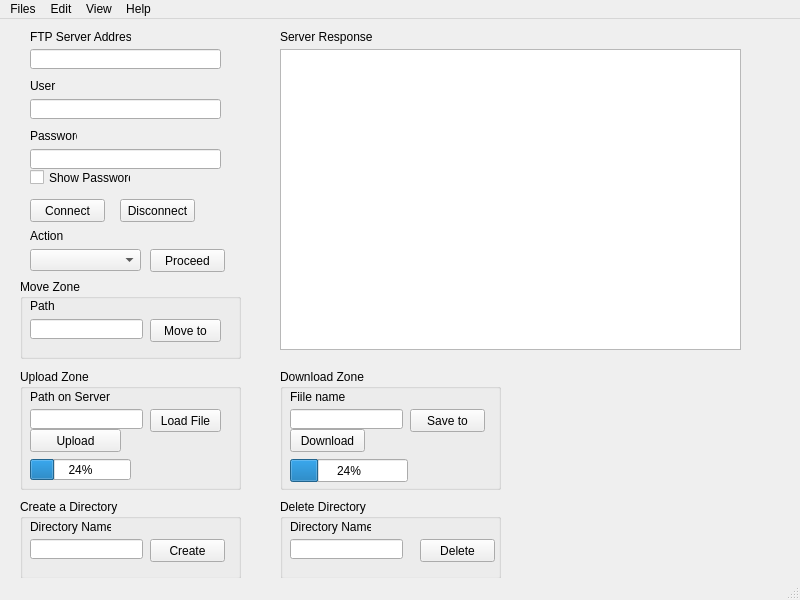
Old version of the form PyQt/mainwindow.ui in the repository 93will93/FTP_CLIENT_SERVER.
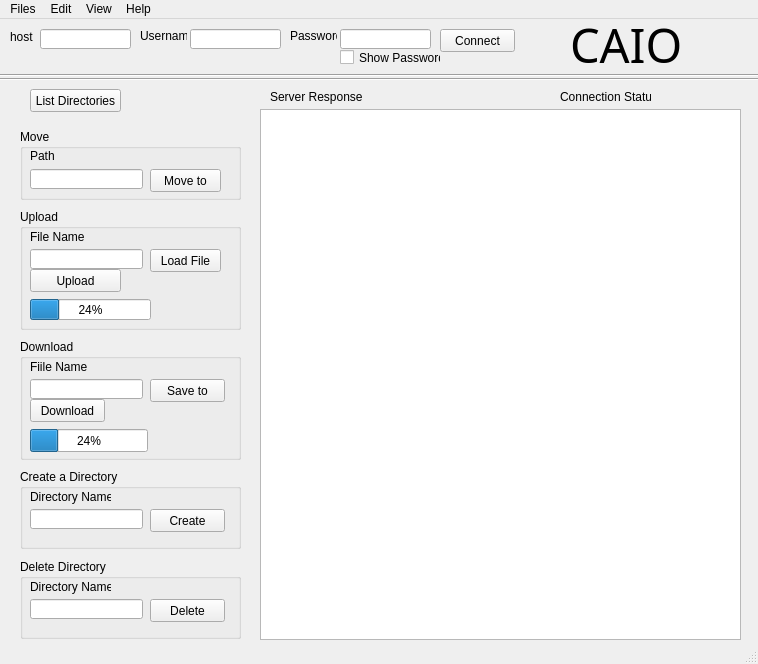
New version of the form.

The edit to the form file:
```diff
--- a/PyQt/mainwindow.ui
+++ b/PyQt/mainwindow.ui
@@ -6,8 +6,8 @@
    <rect>
     <x>0</x>
     <y>0</y>
-    <width>800</width>
-    <height>600</height>
+    <width>758</width>
+    <height>664</height>
    </rect>
   </property>
   <property name="windowTitle">
@@ -17,21 +17,21 @@
    <widget class="QLabel" name="lb_username">
     <property name="geometry">
      <rect>
-      <x>30</x>
-      <y>60</y>
+      <x>140</x>
+      <y>10</y>
       <width>47</width>
       <height>13</height>
      </rect>
     </property>
     <property name="text">
-     <string>User</string>
+     <string>Username</string>
     </property>
    </widget>
    <widget class="QLabel" name="lb_password">
     <property name="geometry">
      <rect>
-      <x>30</x>
-      <y>110</y>
+      <x>290</x>
+      <y>10</y>
       <width>47</width>
       <height>13</height>
      </rect>
@@ -43,22 +43,22 @@
    <widget class="QLabel" name="lb_ftp_server_address">
     <property name="geometry">
      <rect>
-      <x>30</x>
+      <x>10</x>
       <y>10</y>
       <width>101</width>
       <height>16</height>
      </rect>
     </property>
     <property name="text">
-     <string>FTP Server Address</string>
+     <string>host</string>
     </property>
    </widget>
    <widget class="QLineEdit" name="le_ftp_server_address">
     <property name="geometry">
      <rect>
-      <x>30</x>
-      <y>30</y>
-      <width>191</width>
+      <x>40</x>
+      <y>10</y>
+      <width>91</width>
       <height>20</height>
      </rect>
     </property>
@@ -69,9 +69,9 @@
    <widget class="QLineEdit" name="le_username">
     <property name="geometry">
      <rect>
-      <x>30</x>
-      <y>80</y>
-      <width>191</width>
+      <x>190</x>
+      <y>10</y>
+      <width>91</width>
       <height>20</height>
      </rect>
     </property>
@@ -79,9 +79,9 @@
    <widget class="QLineEdit" name="le_password">
     <property name="geometry">
      <rect>
-      <x>30</x>
-      <y>130</y>
-      <width>191</width>
+      <x>340</x>
+      <y>10</y>
+      <width>91</width>
       <height>20</height>
      </rect>
     </property>
@@ -89,18 +89,18 @@
    <widget class="QTextBrowser" name="td_server_response">
     <property name="geometry">
      <rect>
-      <x>280</x>
-      <y>30</y>
-      <width>461</width>
-      <height>301</height>
+      <x>260</x>
+      <y>90</y>
+      <width>481</width>
+      <height>531</height>
      </rect>
     </property>
    </widget>
    <widget class="QLabel" name="lb_server_response">
     <property name="geometry">
      <rect>
-      <x>280</x>
-      <y>10</y>
+      <x>270</x>
+      <y>70</y>
       <width>101</width>
       <height>16</height>
      </rect>
@@ -112,8 +112,8 @@
    <widget class="QPushButton" name="btn_connect">
     <property name="geometry">
      <rect>
-      <x>30</x>
-      <y>180</y>
+      <x>440</x>
+      <y>10</y>
       <width>75</width>
       <height>23</height>
      </rect>
@@ -122,24 +122,11 @@
      <string>Connect</string>
     </property>
    </widget>
-   <widget class="QPushButton" name="btn_disconnect">
-    <property name="geometry">
-     <rect>
-      <x>120</x>
-      <y>180</y>
-      <width>75</width>
-      <height>23</height>
-     </rect>
-    </property>
-    <property name="text">
-     <string>Disconnect</string>
-    </property>
-   </widget>
    <widget class="QCheckBox" name="cb_show_password">
     <property name="geometry">
      <rect>
-      <x>30</x>
-      <y>150</y>
+      <x>340</x>
+      <y>30</y>
       <width>101</width>
       <height>17</height>
      </rect>
@@ -148,53 +135,17 @@
      <string>Show Password</string>
     </property>
    </widget>
-   <widget class="QComboBox" name="comboBox_userAction">
-    <property name="geometry">
-     <rect>
-      <x>30</x>
-      <y>230</y>
-      <width>111</width>
-      <height>22</height>
-     </rect>
-    </property>
-   </widget>
-   <widget class="QLabel" name="lb_action">
-    <property name="geometry">
-     <rect>
-      <x>30</x>
-      <y>210</y>
-      <width>47</width>
-      <height>13</height>
-     </rect>
-    </property>
-    <property name="text">
-     <string>Action</string>
-    </property>
-   </widget>
-   <widget class="QPushButton" name="btn_proceed">
-    <property name="geometry">
-     <rect>
-      <x>150</x>
-      <y>230</y>
-      <width>75</width>
-      <height>23</height>
-     </rect>
-    </property>
-    <property name="text">
-     <string>Proceed</string>
-    </property>
-   </widget>
    <widget class="QGroupBox" name="gb_upload">
     <property name="geometry">
      <rect>
       <x>20</x>
-      <y>350</y>
+      <y>190</y>
       <width>221</width>
       <height>121</height>
      </rect>
     </property>
     <property name="title">
-     <string>Upload Zone</string>
+     <string>Upload</string>
     </property>
     <widget class="QLineEdit" name="le_upload_path">
      <property name="geometry">
@@ -216,7 +167,7 @@
       </rect>
      </property>
      <property name="text">
-      <string>Path on Server</string>
+      <string>File Name</string>
      </property>
     </widget>
     <widget class="QPushButton" name="btn_loadfile">
@@ -250,7 +201,7 @@
       <rect>
        <x>10</x>
        <y>90</y>
-       <width>101</width>
+       <width>121</width>
        <height>21</height>
       </rect>
      </property>
@@ -263,13 +214,13 @@
     <property name="geometry">
      <rect>
       <x>20</x>
-      <y>260</y>
+      <y>110</y>
       <width>221</width>
-      <height>80</height>
+      <height>71</height>
      </rect>
     </property>
     <property name="title">
-     <string>Move Zone</string>
+     <string>Move</string>
     </property>
     <widget class="QLineEdit" name="le_move">
      <property name="geometry">
@@ -311,14 +262,14 @@
    <widget class="QGroupBox" name="gb_download">
     <property name="geometry">
      <rect>
-      <x>280</x>
-      <y>350</y>
+      <x>20</x>
+      <y>320</y>
       <width>221</width>
       <height>121</height>
      </rect>
     </property>
     <property name="title">
-     <string>Download Zone</string>
+     <string>Download</string>
     </property>
     <widget class="QLabel" name="lb_filename">
      <property name="geometry">
@@ -330,7 +281,7 @@
       </rect>
      </property>
      <property name="text">
-      <string>Fiile name</string>
+      <string>Fiile Name</string>
      </property>
     </widget>
     <widget class="QLineEdit" name="le_download_path">
@@ -387,7 +338,7 @@
     <property name="geometry">
      <rect>
       <x>20</x>
-      <y>480</y>
+      <y>450</y>
       <width>221</width>
       <height>80</height>
      </rect>
@@ -435,8 +386,8 @@
    <widget class="QGroupBox" name="db_delete_file">
     <property name="geometry">
      <rect>
-      <x>280</x>
-      <y>480</y>
+      <x>20</x>
+      <y>540</y>
       <width>221</width>
       <height>80</height>
      </rect>
@@ -460,7 +411,7 @@
     <widget class="QPushButton" name="btn_delete">
      <property name="geometry">
       <rect>
-       <x>140</x>
+       <x>130</x>
        <y>40</y>
        <width>75</width>
        <height>23</height>
@@ -481,6 +432,77 @@
      </property>
     </widget>
    </widget>
+   <widget class="QLabel" name="label">
+    <property name="geometry">
+     <rect>
+      <x>560</x>
+      <y>70</y>
+      <width>91</width>
+      <height>16</height>
+     </rect>
+    </property>
+    <property name="text">
+     <string>Connection Status</string>
+    </property>
+   </widget>
+   <widget class="Line" name="line">
+    <property name="geometry">
+     <rect>
+      <x>-40</x>
+      <y>50</y>
+      <width>841</width>
+      <height>20</height>
+     </rect>
+    </property>
+    <property name="orientation">
+     <enum>Qt::Horizontal</enum>
+    </property>
+   </widget>
+   <widget class="QLabel" name="label_2">
+    <property name="geometry">
+     <rect>
+      <x>570</x>
+      <y>-10</y>
+      <width>141</width>
+      <height>71</height>
+     </rect>
+    </property>
+    <property name="font">
+     <font>
+      <family>Lucida Fax</family>
+      <pointsize>35</pointsize>
+     </font>
+    </property>
+    <property name="text">
+     <string>CAIO</string>
+    </property>
+   </widget>
+   <widget class="Line" name="line_2">
+    <property name="geometry">
+     <rect>
+      <x>0</x>
+      <y>46</y>
+      <width>761</width>
+      <height>20</height>
+     </rect>
+    </property>
+    <property name="orientation">
+     <enum>Qt::Horizontal</enum>
+    </property>
+   </widget>
+   <widget class="QPushButton" name="btn_list">
+    <property name="geometry">
+     <rect>
+      <x>30</x>
+      <y>70</y>
+      <width>91</width>
+      <height>23</height>
+     </rect>
+    </property>
+    <property name="text">
+     <string>List Directories</string>
+    </property>
+   </widget>
   </widget>
   <widget class="QStatusBar" name="statusbar"/>
   <widget class="QMenuBar" name="menubar">
@@ -488,7 +510,7 @@
     <rect>
      <x>0</x>
      <y>0</y>
-     <width>800</width>
+     <width>758</width>
      <height>21</height>
     </rect>
    </property>
```
Left out of the diff: 4 changed lines with no effect on the pictures.
